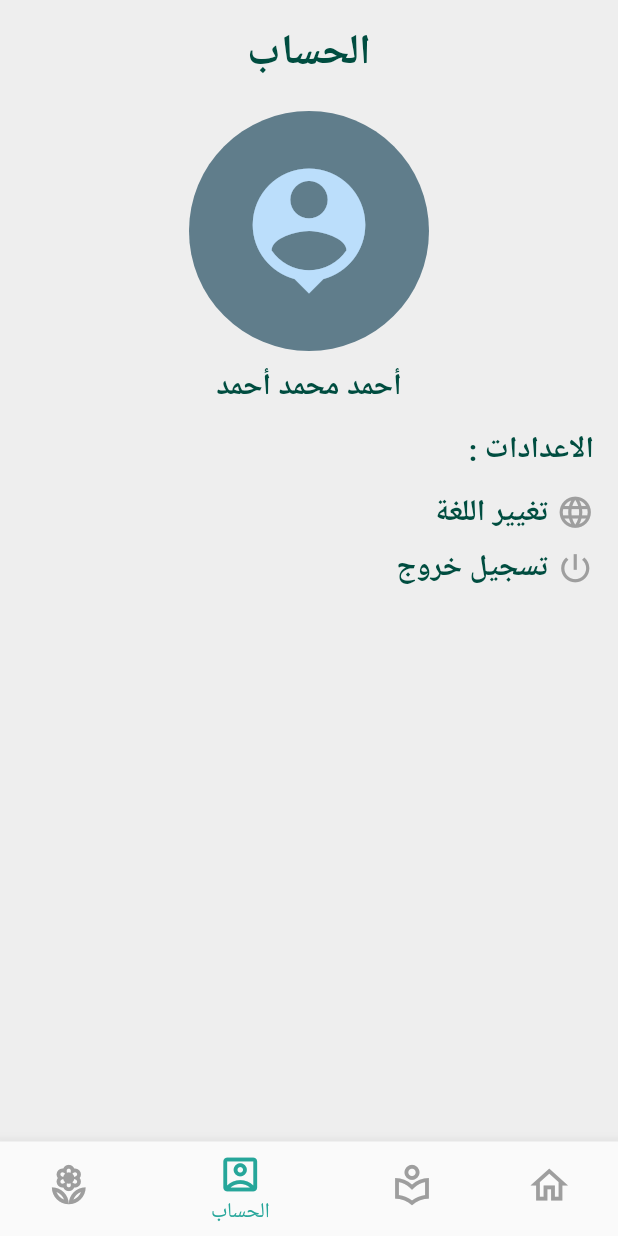
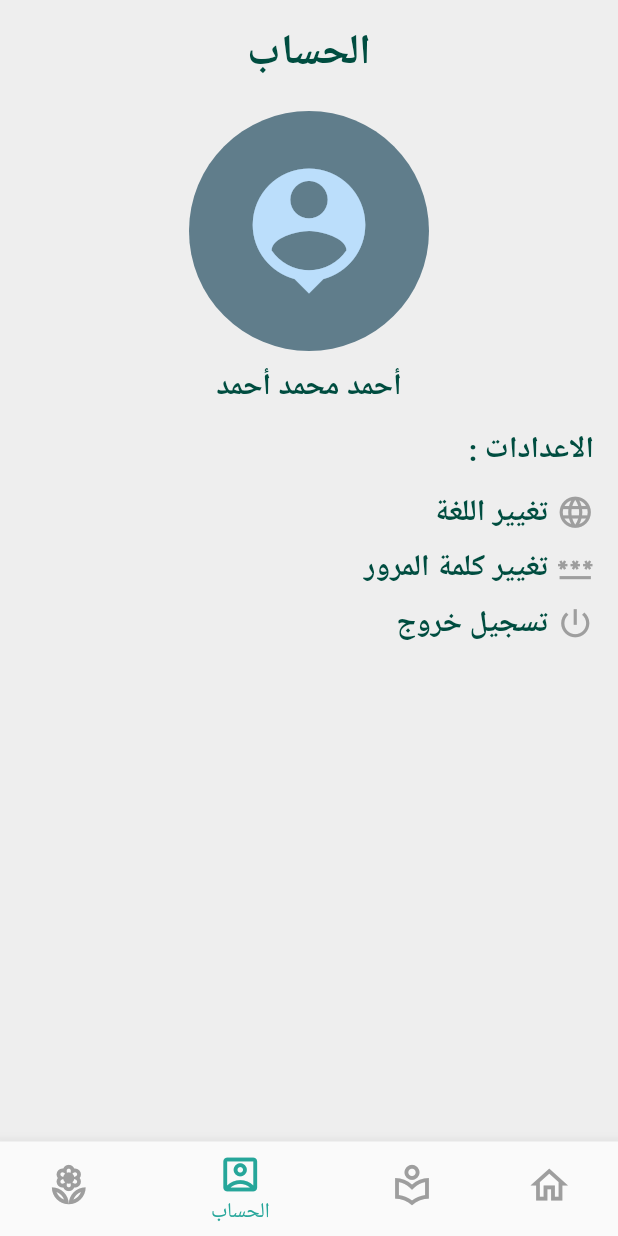
Before and after one commit to Elradi002/drug_app, a Flutter app: the screen it shows after launch, item 3 of the bottom bar chosen, on a phone screen of 412 x 824 dp. Run offline on Flutter 3.47's test engine with Material 2 defaults, Android fonts, the phone set to English and light mode, and no system bars; our stand-ins replace carousel_slider, shared_preferences; generated files the repository leaves out were written again.

Commit message:
password

```diff
--- a/lib/screens/personal_profile.dart
+++ b/lib/screens/personal_profile.dart
@@ -78,6 +78,25 @@ class PersonalProfile extends StatelessWidget {
             Row(
               children: const [
                 Icon(
+                  Icons.password,
+                  color: Colors.grey,
+                  size: 25,
+                ),
+                SizedBox(
+                  width: 5,
+                ),
+                Text(
+                  'تغيير كلمة المرور',
+                  style: kLargeTittle,
+                ),
+              ],
+            ),
+            const SizedBox(
+              height: 10,
+            ),
+            Row(
+              children: const [
+                Icon(
                   Icons.power_settings_new,
                   color: Colors.grey,
                   size: 25,
```
